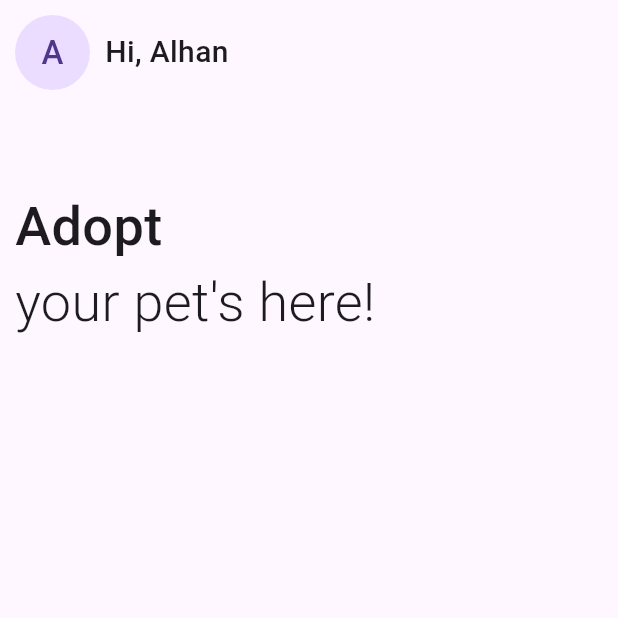
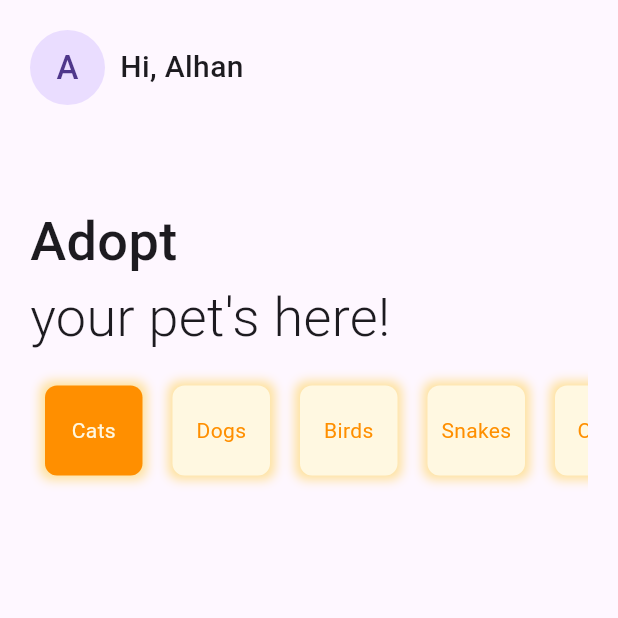
Before and after one commit to muhammed-suhaid/Petadopt, a Flutter app: the screen it shows after launch, on a phone screen of 412 x 824 dp, the top half of it. Run offline on Flutter 3.47's test engine with Material 3 defaults, Android fonts, the phone set to English and light mode, and no system bars.

Commit message:
created mycategory

```diff
--- /dev/null
+++ b/lib/components/my_category.dart
@@ -0,0 +1,69 @@
+import 'package:flutter/material.dart';
+import 'package:petadopt/datas/pets_data.dart';
+
+class MyCategory extends StatefulWidget {
+  const MyCategory({super.key});
+
+  @override
+  State<MyCategory> createState() => _MyCategoryState();
+}
+
+class _MyCategoryState extends State<MyCategory> {
+  int currentIndex = 0;
+  @override
+  Widget build(BuildContext context) {
+    return SizedBox(
+      height: 100,
+      child: ListView.builder(
+        scrollDirection: Axis.horizontal,
+        itemCount: category.length,
+        itemBuilder: (context, index) {
+          return InkWell(
+            splashColor: Colors.transparent,
+            onTap: () {
+              setState(() {
+                currentIndex = index;
+              });
+            },
+            child: Align(
+              alignment: Alignment.center,
+              child: Container(
+                height: 60,
+                width: 65,
+                padding: const EdgeInsets.all(8),
+                margin: const EdgeInsets.only(
+                  right: 10,
+                  left: 10,
+                ),
+                decoration: BoxDecoration(
+                  color: index == currentIndex
+                      ? Colors.amber[800]
+                      : Colors.amber[50],
+                  borderRadius: BorderRadius.circular(8),
+                  boxShadow: [
+                    BoxShadow(
+                      color: Colors.amber.withOpacity(0.4),
+                      spreadRadius: 3,
+                      blurRadius: 5,
+                      offset: const Offset(0, 0),
+                    ),
+                  ],
+                ),
+                child: Center(
+                  child: Text(
+                    category[index],
+                    style: TextStyle(
+                      color: currentIndex == index
+                          ? Colors.amber[50]
+                          : Colors.amber[800],
+                    ),
+                  ),
+                ),
+              ),
+            ),
+          );
+        },
+      ),
+    );
+  }
+}
--- a/lib/datas/pets_data.dart
+++ b/lib/datas/pets_data.dart
@@ -1,6 +1,14 @@
 import 'dart:ui';
 
 import 'package:petadopt/models/pets_model.dart';
+
+List category = [
+  "Cats",
+  "Dogs",
+  "Birds",
+  "Snakes",
+  "Other",
+];
 
 List<PetsModel> cats = [
   PetsModel(
--- a/lib/screens/home_screen.dart
+++ b/lib/screens/home_screen.dart
@@ -1,5 +1,6 @@
 import 'package:flutter/material.dart';
 import 'package:petadopt/components/my_appbar.dart';
+import 'package:petadopt/components/my_category.dart';
 import 'package:petadopt/components/my_title.dart';
 
 class HomeScreen extends StatelessWidget {
@@ -10,13 +11,14 @@ class HomeScreen extends StatelessWidget {
     return const Scaffold(
       body: SafeArea(
         child: Padding(
-          padding: EdgeInsets.all(10),
+          padding: EdgeInsets.all(20),
           child: Column(
             crossAxisAlignment: CrossAxisAlignment.start,
             children: [
               MyAppbar(),
               SizedBox(height: 65),
               MyTitle(),
+              MyCategory(),
             ],
           ),
         ),
```
